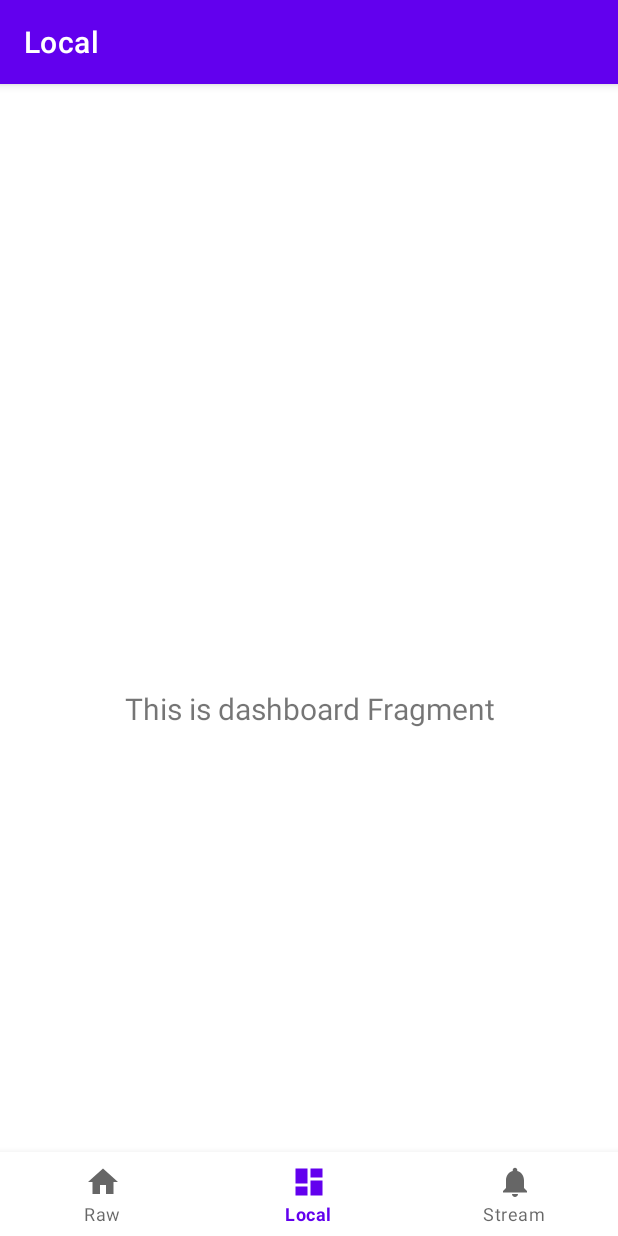
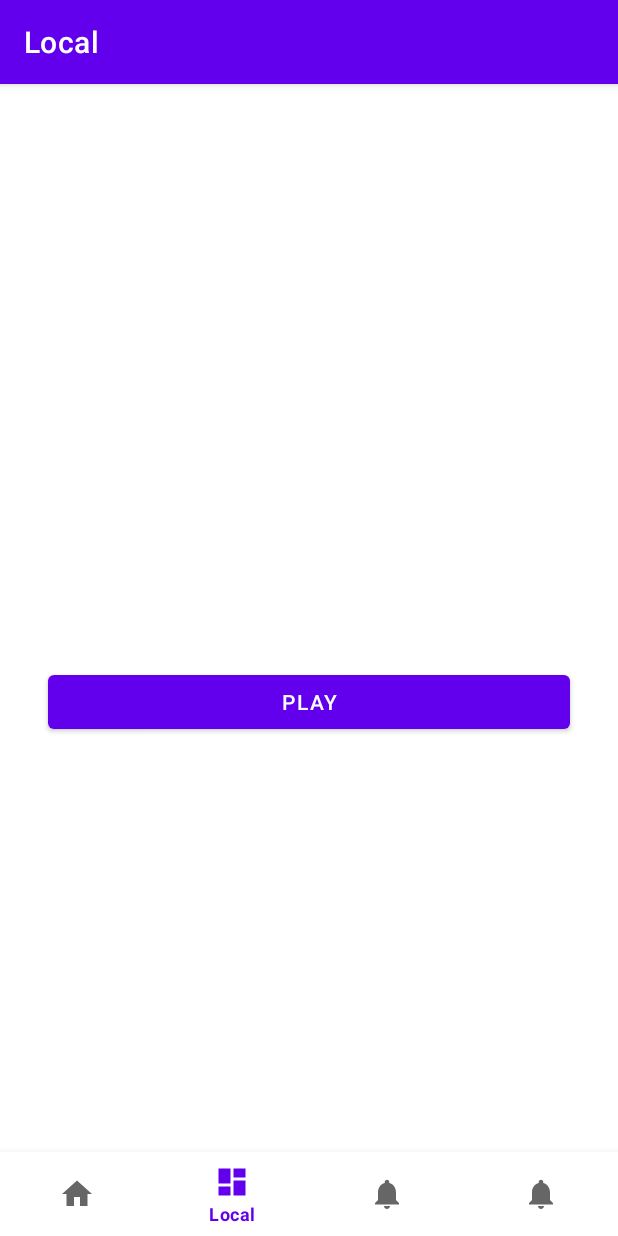
Before and after one commit to Daak-Knights/DroidCore, an Android app: the screen it shows after launch (MainActivity), item 2 of the bottom bar chosen, on a phone screen of 412 x 824 dp. Run offline under Robolectric (Android 15) with nearby library versions, the phone set to English and light mode, and no system bars; our stand-ins replace navigation-ui.

Commit message:
Audiofy : added support for playing audio files hosted online, renamed packages and files, added resources and another naviagtion component for streaming files, removed unwated files

```diff
--- a/Audiofy/app/build.gradle
+++ b/Audiofy/app/build.gradle
@@ -48,7 +48,12 @@ dependencies {
     implementation 'androidx.lifecycle:lifecycle-viewmodel-ktx:2.3.1'
     implementation 'androidx.navigation:navigation-fragment-ktx:2.3.5'
     implementation 'androidx.navigation:navigation-ui-ktx:2.3.5'
+    implementation 'androidx.legacy:legacy-support-v4:1.0.0'
     testImplementation 'junit:junit:4.13.2'
     androidTestImplementation 'androidx.test.ext:junit:1.1.2'
     androidTestImplementation 'androidx.test.espresso:espresso-core:3.3.0'
+
+    //couroutines
+    implementation "org.jetbrains.kotlinx:kotlinx-coroutines-core:1.4.3"
+    implementation "org.jetbrains.kotlinx:kotlinx-coroutines-android:1.4.3"
 }
--- a/Audiofy/app/src/main/AndroidManifest.xml
+++ b/Audiofy/app/src/main/AndroidManifest.xml
@@ -1,6 +1,9 @@
 <?xml version="1.0" encoding="utf-8"?>
 <manifest xmlns:android="http://schemas.android.com/apk/res/android"
     package="com.daakknights.audiofy">
+
+    <uses-permission android:name="android.permission.READ_EXTERNAL_STORAGE" />
+    <uses-permission android:name="android.permission.INTERNET" />
 
     <application
         android:allowBackup="true"
--- a/Audiofy/app/src/main/java/com/daakknights/audiofy/MainActivity.kt
+++ b/Audiofy/app/src/main/java/com/daakknights/audiofy/MainActivity.kt
@@ -28,7 +28,10 @@ class MainActivity : AppCompatActivity() {
 
         val appBarConfiguration = AppBarConfiguration(
             setOf(
-                R.id.navigation_home, R.id.navigation_dashboard, R.id.navigation_notifications
+                R.id.navigation_raw,
+                R.id.navigation_local,
+                R.id.navigation_online,
+                R.id.navigation_stream
             )
         )
         setupActionBarWithNavController(navController, appBarConfiguration)
--- a/Audiofy/app/src/main/java/com/daakknights/audiofy/ui/dashboard/DashboardFragment.kt
+++ /dev/null
@@ -1,31 +0,0 @@
-package com.daakknights.audiofy.ui.dashboard
-
-import android.os.Bundle
-import android.view.LayoutInflater
-import android.view.View
-import android.view.ViewGroup
-import android.widget.TextView
-import androidx.fragment.app.Fragment
-import androidx.lifecycle.Observer
-import androidx.lifecycle.ViewModelProvider
-import com.daakknights.audiofy.R
-
-class DashboardFragment : Fragment() {
-
-    private lateinit var dashboardViewModel: DashboardViewModel
-
-    override fun onCreateView(
-            inflater: LayoutInflater,
-            container: ViewGroup?,
-            savedInstanceState: Bundle?
-    ): View? {
-        dashboardViewModel =
-                ViewModelProvider(this).get(DashboardViewModel::class.java)
-        val root = inflater.inflate(R.layout.fragment_dashboard, container, false)
-        val textView: TextView = root.findViewById(R.id.text_dashboard)
-        dashboardViewModel.text.observe(viewLifecycleOwner, Observer {
-            textView.text = it
-        })
-        return root
-    }
-}
--- a/Audiofy/app/src/main/java/com/daakknights/audiofy/ui/dashboard/DashboardViewModel.kt
+++ /dev/null
@@ -1,13 +0,0 @@
-package com.daakknights.audiofy.ui.dashboard
-
-import androidx.lifecycle.LiveData
-import androidx.lifecycle.MutableLiveData
-import androidx.lifecycle.ViewModel
-
-class DashboardViewModel : ViewModel() {
-
-    private val _text = MutableLiveData<String>().apply {
-        value = "This is dashboard Fragment"
-    }
-    val text: LiveData<String> = _text
-}
--- /dev/null
+++ b/Audiofy/app/src/main/java/com/daakknights/audiofy/ui/local/LocalMediaFragment.kt
@@ -0,0 +1,103 @@
+package com.daakknights.audiofy.ui.local
+
+import android.media.AudioAttributes
+import android.media.MediaPlayer
+import android.os.Bundle
+import android.view.LayoutInflater
+import android.view.View
+import android.view.ViewGroup
+import androidx.fragment.app.Fragment
+import com.daakknights.audiofy.R
+import com.daakknights.audiofy.databinding.FragmentLocalMediaBinding
+import kotlinx.coroutines.Dispatchers
+import kotlinx.coroutines.GlobalScope
+import kotlinx.coroutines.launch
+import java.net.URI
+
+
+class LocalMediaFragment : Fragment() {
+
+    private lateinit var _binding: FragmentLocalMediaBinding
+    private var isMediaPlaying: Boolean = false
+    private var isMediaPaused: Boolean = false
+    private lateinit var mediaPlayer: MediaPlayer
+    private var playBackPosition: Int = 0
+
+    override fun onCreateView(
+        inflater: LayoutInflater, container: ViewGroup?,
+        savedInstanceState: Bundle?
+    ): View {
+        _binding = FragmentLocalMediaBinding.inflate(layoutInflater, container, false)
+
+        _binding.btnPlayer.setOnClickListener {
+            if (!isMediaPlaying) {
+                playMediaPlayer()
+            } else {
+                pauseMediaPlayer()
+            }
+        }
+        return _binding.root
+    }
+
+    override fun onResume() {
+        super.onResume()
+        initMediaPlayer()
+    }
+
+    private fun initMediaPlayer() {
+        GlobalScope.launch(Dispatchers.IO) {
+            /*val uri: URI = ""*/
+            mediaPlayer = MediaPlayer().apply {
+                setAudioAttributes(
+                    AudioAttributes.Builder()
+                        .setContentType(AudioAttributes.CONTENT_TYPE_MUSIC)
+                        .setUsage(AudioAttributes.USAGE_MEDIA)
+                        .build()
+                )
+                setDataSource("")
+                prepare()
+                launch(Dispatchers.Main) {
+                    _binding.pbDownload.visibility = View.GONE
+                    _binding.btnPlayer.visibility = View.VISIBLE
+                }
+            }
+        }
+    }
+
+    private fun playMediaPlayer() {
+        mediaPlayer.apply {
+            seekTo(playBackPosition)
+            start()
+        }
+        isMediaPlaying = true
+        isMediaPaused = false
+        _binding.btnPlayer.text = resources.getString(R.string.pause)
+    }
+
+    private fun pauseMediaPlayer() {
+        if (mediaPlayer.isPlaying) {
+            playBackPosition = mediaPlayer.currentPosition
+            mediaPlayer.pause()
+        }
+        isMediaPlaying = false
+        isMediaPaused = true
+        _binding.btnPlayer.text = resources.getString(R.string.play)
+    }
+
+    override fun onStop() {
+        releasePlayer()
+        super.onStop()
+    }
+
+    private fun releasePlayer() {
+        mediaPlayer.apply {
+            if (isPlaying || isMediaPaused) {
+                playBackPosition = currentPosition
+                isMediaPlaying = false
+                _binding.btnPlayer.text = resources.getString(R.string.play)
+                stop()
+            }
+            /* release()*/
+        }
+    }
+}
--- a/Audiofy/app/src/main/java/com/daakknights/audiofy/ui/home/HomeFragment.kt
+++ b/Audiofy/app/src/main/java/com/daakknights/audiofy/ui/raw/RawMediaFragment.kt
@@ -1,4 +1,4 @@
-package com.daakknights.audiofy.ui.home
+package com.daakknights.audiofy.ui.raw
 
 import android.media.MediaPlayer
 import android.os.Bundle
@@ -7,13 +7,13 @@ import android.view.View
 import android.view.ViewGroup
 import androidx.fragment.app.Fragment
 import com.daakknights.audiofy.R
-import com.daakknights.audiofy.databinding.FragmentHomeBinding
+import com.daakknights.audiofy.databinding.FragmentRawMediaBinding
 
-class HomeFragment : Fragment() {
+class RawMediaFragment : Fragment() {
 
-    private lateinit var _binding: FragmentHomeBinding
-    private var isPlaying: Boolean = false
-    private var isPaused: Boolean = false
+    private lateinit var _binding: FragmentRawMediaBinding
+    private var isMediaPlaying: Boolean = false
+    private var isMediaPaused: Boolean = false
     private var playBackPosition: Int = 0
 
     private lateinit var mediaPlayer: MediaPlayer
@@ -26,10 +26,10 @@ class HomeFragment : Fragment() {
         container: ViewGroup?,
         savedInstanceState: Bundle?
     ): View {
-        _binding = FragmentHomeBinding.inflate(inflater, container, false)
+        _binding = FragmentRawMediaBinding.inflate(inflater, container, false)
 
         _binding.btnPlayer.setOnClickListener {
-            if (!isPlaying) {
+            if (!isMediaPlaying) {
                 playMediaPlayer()
             } else {
                 pauseMediaPlayer()
@@ -39,41 +39,43 @@ class HomeFragment : Fragment() {
         return _binding.root
     }
 
+    override fun onResume() {
+        super.onResume()
+        mediaPlayer = MediaPlayer.create(context, R.raw.audio_long)
+    }
+
     private fun playMediaPlayer() {
         mediaPlayer.apply {
             seekTo(playBackPosition)
             start()
         }
-        isPlaying = true
-        isPaused = false
+        isMediaPlaying = true
+        isMediaPaused = false
         _binding.btnPlayer.text = resources.getString(R.string.pause)
     }
 
 
     private fun pauseMediaPlayer() {
-        mediaPlayer.let {
+        if (mediaPlayer.isPlaying) {
             mediaPlayer.pause()
+            playBackPosition = mediaPlayer.currentPosition
         }
-        playBackPosition = mediaPlayer.currentPosition
-        isPlaying = false
-        isPaused = true
+        isMediaPlaying = false
+        isMediaPaused = true
         _binding.btnPlayer.text = resources.getString(R.string.play)
     }
 
-    override fun onResume() {
-        super.onResume()
-        mediaPlayer = MediaPlayer.create(context, R.raw.audio_long)
-    }
-
     override fun onStop() {
+        releasePlayer()
         super.onStop()
-        releasePlayer()
     }
 
     private fun releasePlayer() {
         mediaPlayer.apply {
-            if (mediaPlayer.isPlaying || isPaused) {
-                playBackPosition = mediaPlayer.currentPosition
+            if (isPlaying || isMediaPaused) {
+                playBackPosition = currentPosition
+                isMediaPlaying = false
+                _binding.btnPlayer.text = resources.getString(R.string.play)
                 stop()
             }
             release()
--- a/Audiofy/app/src/main/res/layout/fragment_home.xml
+++ b/Audiofy/app/src/main/res/layout/fragment_local_media.xml
@@ -4,7 +4,17 @@
     xmlns:tools="http://schemas.android.com/tools"
     android:layout_width="match_parent"
     android:layout_height="match_parent"
-    tools:context=".ui.home.HomeFragment">
+    tools:context=".ui.local.LocalMediaFragment">
+
+    <ProgressBar
+        android:id="@+id/pbDownload"
+        android:layout_width="100dp"
+        android:layout_height="100dp"
+        app:layout_constraintBottom_toBottomOf="parent"
+        app:layout_constraintEnd_toEndOf="parent"
+        app:layout_constraintHorizontal_bias="0.5"
+        app:layout_constraintStart_toStartOf="parent"
+        app:layout_constraintTop_toTopOf="parent" />
 
     <Button
         android:id="@+id/btnPlayer"
@@ -12,6 +22,7 @@
         android:layout_height="wrap_content"
         android:layout_marginHorizontal="32dp"
         android:text="@string/play"
+        android:visibility="gone"
         app:layout_constraintBottom_toBottomOf="parent"
         app:layout_constraintEnd_toEndOf="parent"
         app:layout_constraintHorizontal_bias="0.5"
--- a/Audiofy/app/src/main/res/layout/fragment_dashboard.xml
+++ b/Audiofy/app/src/main/res/layout/fragment_raw_media.xml
@@ -4,19 +4,18 @@
     xmlns:tools="http://schemas.android.com/tools"
     android:layout_width="match_parent"
     android:layout_height="match_parent"
-    tools:context=".ui.dashboard.DashboardFragment">
+    tools:context=".ui.raw.RawMediaFragment">
 
-    <TextView
-        android:id="@+id/text_dashboard"
+    <Button
+        android:id="@+id/btnPlayer"
         android:layout_width="match_parent"
         android:layout_height="wrap_content"
-        android:layout_marginStart="8dp"
-        android:layout_marginTop="8dp"
-        android:layout_marginEnd="8dp"
-        android:textAlignment="center"
-        android:textSize="20sp"
+        android:layout_marginHorizontal="32dp"
+        android:text="@string/play"
         app:layout_constraintBottom_toBottomOf="parent"
         app:layout_constraintEnd_toEndOf="parent"
+        app:layout_constraintHorizontal_bias="0.5"
         app:layout_constraintStart_toStartOf="parent"
         app:layout_constraintTop_toTopOf="parent" />
+
 </androidx.constraintlayout.widget.ConstraintLayout>
--- a/Audiofy/app/src/main/res/menu/bottom_nav_menu.xml
+++ b/Audiofy/app/src/main/res/menu/bottom_nav_menu.xml
@@ -2,18 +2,23 @@
 <menu xmlns:android="http://schemas.android.com/apk/res/android">
 
     <item
-        android:id="@+id/navigation_home"
+        android:id="@+id/navigation_raw"
         android:icon="@drawable/ic_home_black_24dp"
         android:title="@string/title_home" />
 
     <item
-        android:id="@+id/navigation_dashboard"
+        android:id="@+id/navigation_local"
         android:icon="@drawable/ic_dashboard_black_24dp"
-        android:title="@string/title_dashboard" />
+        android:title="@string/title_local" />
 
     <item
-        android:id="@+id/navigation_notifications"
+        android:id="@+id/navigation_online"
         android:icon="@drawable/ic_notifications_black_24dp"
-        android:title="@string/title_notifications" />
+        android:title="@string/title_online" />
+
+    <item
+        android:id="@+id/navigation_stream"
+        android:icon="@drawable/ic_notifications_black_24dp"
+        android:title="@string/title_stream" />
 
 </menu>
--- a/Audiofy/app/src/main/res/navigation/mobile_navigation.xml
+++ b/Audiofy/app/src/main/res/navigation/mobile_navigation.xml
@@ -3,23 +3,31 @@
     xmlns:app="http://schemas.android.com/apk/res-auto"
     xmlns:tools="http://schemas.android.com/tools"
     android:id="@+id/mobile_navigation"
-    app:startDestination="@+id/navigation_home">
+    app:startDestination="@+id/navigation_raw">
 
     <fragment
-        android:id="@+id/navigation_home"
-        android:name="com.daakknights.audiofy.ui.home.HomeFragment"
+        android:id="@+id/navigation_raw"
+        android:name="com.daakknights.audiofy.ui.raw.RawMediaFragment"
         android:label="@string/title_home"
-        tools:layout="@layout/fragment_home" />
+        tools:layout="@layout/fragment_raw_media" />
+
 
     <fragment
-        android:id="@+id/navigation_dashboard"
-        android:name="com.daakknights.audiofy.ui.dashboard.DashboardFragment"
-        android:label="@string/title_dashboard"
-        tools:layout="@layout/fragment_dashboard" />
+        android:id="@+id/navigation_local"
+        android:name="com.daakknights.audiofy.ui.local.LocalMediaFragment"
+        android:label="@string/title_local"
+        tools:layout="@layout/fragment_local_media" />
 
     <fragment
-        android:id="@+id/navigation_notifications"
-        android:name="com.daakknights.audiofy.ui.notifications.NotificationsFragment"
-        android:label="@string/title_notifications"
-        tools:layout="@layout/fragment_notifications" />
+        android:id="@+id/navigation_online"
+        android:name="com.daakknights.audiofy.ui.online.OnlineMediaFragment"
+        android:label="@string/title_online"
+        tools:layout="@layout/fragment_raw_media" />
+
+    <fragment
+        android:id="@+id/navigation_stream"
+        android:name="com.daakknights.audiofy.ui.raw.RawMediaFragment"
+        android:label="@string/title_stream"
+        tools:layout="@layout/fragment_raw_media" />
+
 </navigation>
--- a/Audiofy/app/src/main/res/values/strings.xml
+++ b/Audiofy/app/src/main/res/values/strings.xml
@@ -1,8 +1,11 @@
 <resources>
     <string name="app_name">Audiofy</string>
     <string name="title_home">Raw</string>
-    <string name="title_dashboard">Local</string>
-    <string name="title_notifications">Stream</string>
+    <string name="title_local">Local</string>
+    <string name="title_online">Online</string>
+    <string name="title_stream">Stream</string>
     <string name="play">Play</string>
     <string name="pause">Pause</string>
+    <!-- TODO: Remove or change this placeholder text -->
+    <string name="hello_blank_fragment">Hello blank fragment</string>
 </resources>
```
Also changed, not shown: Audiofy/app/src/main/java/com/daakknights/audiofy/ui/notifications/NotificationsFragment.kt (deleted, +0 -31 lines), Audiofy/app/src/main/java/com/daakknights/audiofy/ui/notifications/NotificationsViewModel.kt (deleted, +0 -13 lines), Audiofy/app/src/main/java/com/daakknights/audiofy/ui/online/OnlineMediaFragment.kt (added, +101 -0 lines), Audiofy/app/src/main/res/layout/fragment_online_media.xml (renamed from Audiofy/app/src/main/res/layout/fragment_notifications.xml, +19 -8 lines).
